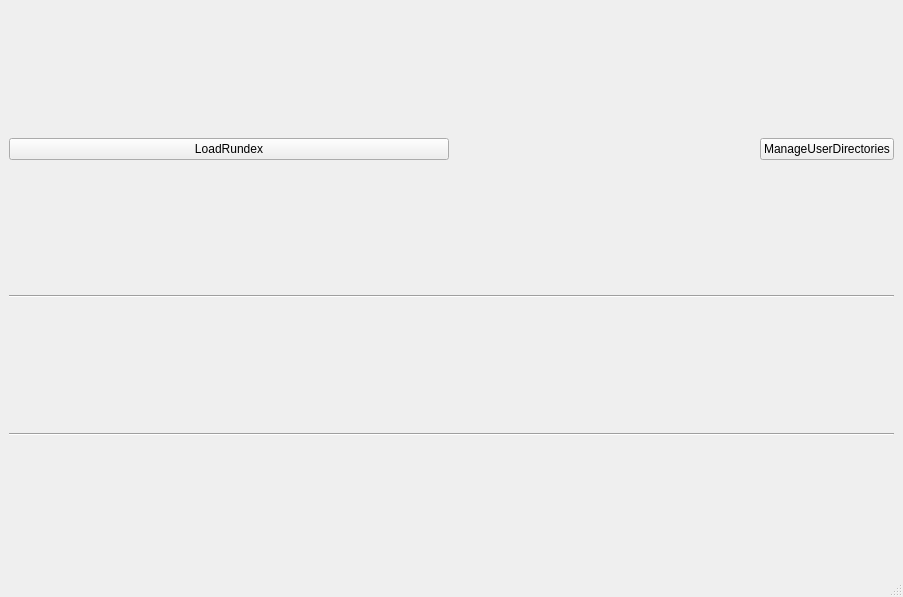
Above: scripts/Interface/ui/drill/main/main.ui from mantidproject/mantid before the change. Below: the same form after it.
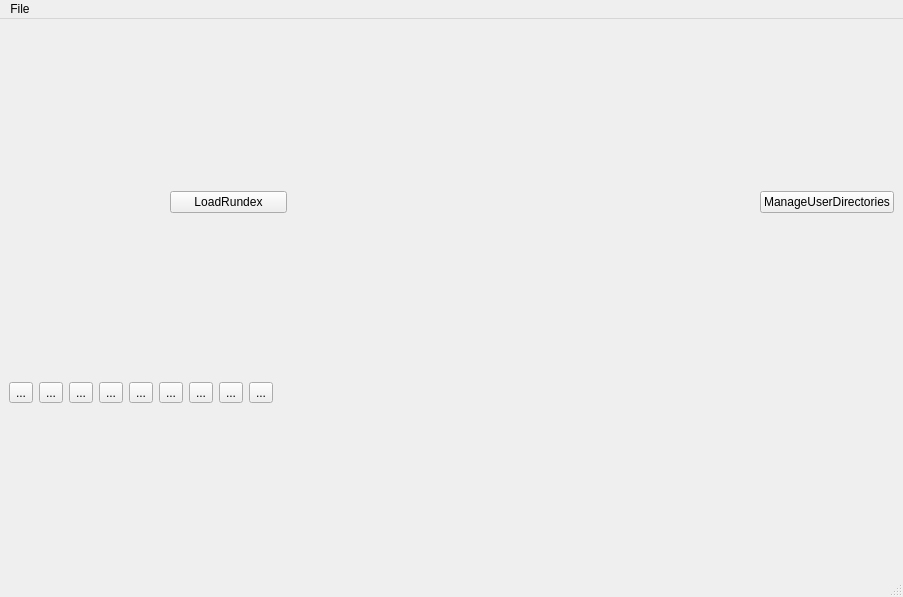
That is the form after the change.

Commit message: added jobtreeview and tabs to the base layout

The edit to the form file:
```diff
--- a/scripts/Interface/ui/drill/main/main.ui
+++ b/scripts/Interface/ui/drill/main/main.ui
@@ -10,6 +10,12 @@
     <height>597</height>
    </rect>
   </property>
+  <property name="minimumSize">
+   <size>
+    <width>0</width>
+    <height>0</height>
+   </size>
+  </property>
   <property name="windowTitle">
    <string>DrILL</string>
   </property>
@@ -28,8 +34,26 @@
         <item>
          <layout class="QVBoxLayout" name="headerLeft"/>
         </item>
-        <item>
+        <item alignment="Qt::AlignHCenter">
          <widget class="QPushButton" name="loadRundex">
+          <property name="sizePolicy">
+           <sizepolicy hsizetype="Preferred" vsizetype="Fixed">
+            <horstretch>0</horstretch>
+            <verstretch>0</verstretch>
+           </sizepolicy>
+          </property>
+          <property name="minimumSize">
+           <size>
+            <width>117</width>
+            <height>0</height>
+           </size>
+          </property>
+          <property name="maximumSize">
+           <size>
+            <width>117</width>
+            <height>16777215</height>
+           </size>
+          </property>
           <property name="text">
            <string>LoadRundex</string>
           </property>
@@ -45,21 +69,118 @@
        </layout>
       </item>
       <item>
-       <widget class="Line" name="line">
-        <property name="orientation">
-         <enum>Qt::Horizontal</enum>
-        </property>
-       </widget>
+       <layout class="QHBoxLayout" name="toolbar">
+        <item alignment="Qt::AlignLeft">
+         <widget class="QToolButton" name="load">
+          <property name="toolTip">
+           <string>Load rundex</string>
+          </property>
+          <property name="text">
+           <string>...</string>
+          </property>
+         </widget>
+        </item>
+        <item alignment="Qt::AlignLeft">
+         <widget class="QToolButton" name="addrow">
+          <property name="toolTip">
+           <string>Add new row</string>
+          </property>
+          <property name="text">
+           <string>...</string>
+          </property>
+         </widget>
+        </item>
+        <item alignment="Qt::AlignLeft">
+         <widget class="QToolButton" name="deleterow">
+          <property name="toolTip">
+           <string>Delete row</string>
+          </property>
+          <property name="text">
+           <string>...</string>
+          </property>
+         </widget>
+        </item>
+        <item alignment="Qt::AlignLeft">
+         <widget class="QToolButton" name="copy">
+          <property name="toolTip">
+           <string>Copy row</string>
+          </property>
+          <property name="text">
+           <string>...</string>
+          </property>
+         </widget>
+        </item>
+        <item alignment="Qt::AlignLeft">
+         <widget class="QToolButton" name="cut">
+          <property name="toolTip">
+           <string>Cut row</string>
+          </property>
+          <property name="text">
+           <string>...</string>
+          </property>
+         </widget>
+        </item>
+        <item alignment="Qt::AlignLeft">
+         <widget class="QToolButton" name="paste">
+          <property name="toolTip">
+           <string>Paste row</string>
+          </property>
+          <property name="text">
+           <string>...</string>
+          </property>
+         </widget>
+        </item>
+        <item alignment="Qt::AlignLeft">
+         <widget class="QToolButton" name="erase">
+          <property name="toolTip">
+           <string>Erase rows</string>
+          </property>
+          <property name="text">
+           <string>...</string>
+          </property>
+         </widget>
+        </item>
+        <item alignment="Qt::AlignLeft">
+         <widget class="QToolButton" name="save">
+          <property name="toolTip">
+           <string>Save rundex</string>
+          </property>
+          <property name="text">
+           <string>...</string>
+          </property>
+         </widget>
+        </item>
+        <item alignment="Qt::AlignLeft">
+         <widget class="QToolButton" name="process">
+          <property name="toolTip">
+           <string>Process All</string>
+          </property>
+          <property name="text">
+           <string>...</string>
+          </property>
+         </widget>
+        </item>
+        <item>
+         <spacer name="horizontalSpacer">
+          <property name="orientation">
+           <enum>Qt::Horizontal</enum>
+          </property>
+          <property name="sizeHint" stdset="0">
+           <size>
+            <width>40</width>
+            <height>20</height>
+           </size>
+          </property>
+         </spacer>
+        </item>
+       </layout>
       </item>
       <item>
-       <layout class="QHBoxLayout" name="center"/>
-      </item>
-      <item>
-       <widget class="Line" name="line_2">
-        <property name="orientation">
-         <enum>Qt::Horizontal</enum>
+       <layout class="QVBoxLayout" name="center" stretch="">
+        <property name="sizeConstraint">
+         <enum>QLayout::SetMaximumSize</enum>
         </property>
-       </widget>
+       </layout>
       </item>
       <item>
        <layout class="QHBoxLayout" name="footer"/>
@@ -77,6 +198,13 @@
      <height>22</height>
     </rect>
    </property>
+   <widget class="QMenu" name="menuFile">
+    <property name="title">
+     <string>File</string>
+    </property>
+    <addaction name="actionLoadRundex"/>
+   </widget>
+   <addaction name="menuFile"/>
   </widget>
   <widget class="QStatusBar" name="statusbar"/>
  </widget>
```
Left out of the diff: 11 changed lines with no effect on the pictures. The commit also changes 3 other files.
